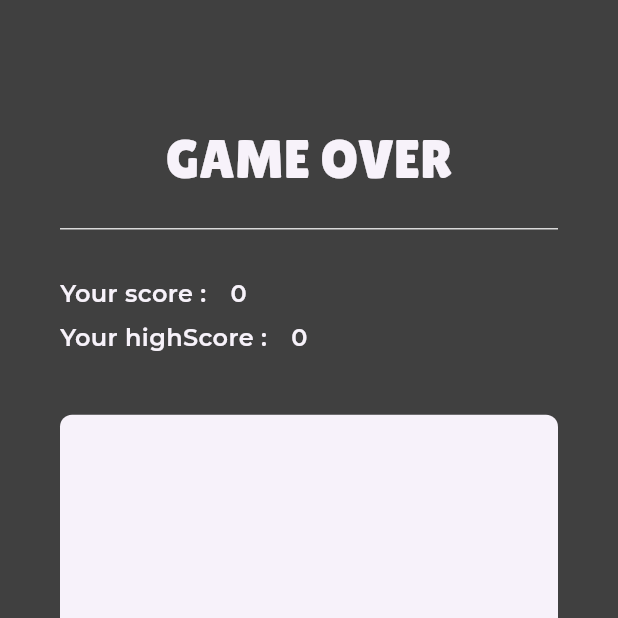
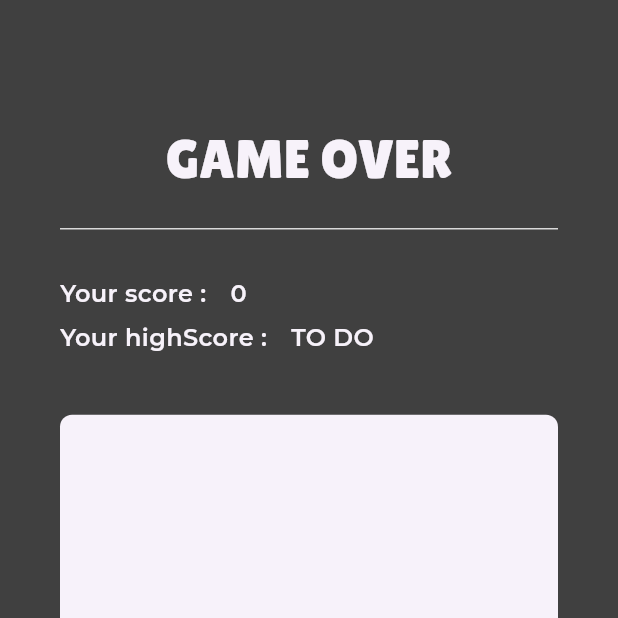
Before and after one commit to ant0nit0/BinSwap, a Flutter app: the EndGameScreen screen opened directly with empty values, on a phone screen of 412 x 824 dp, the top half of it. Run offline on Flutter 3.47's test engine with Material 3 defaults, Android fonts, the phone set to English and light mode, and no system bars; our stand-ins replace flutter_hooks, flutter_riverpod, flutter_svg, flutter_translate, hooks_riverpod, riverpod_annotation; missing offline and left inert: flame; generated files the repository leaves out were written again.

Commit message:
🧑‍💻 Refactor and improve code

```diff
--- a/lib/game/kgame.dart
+++ b/lib/game/kgame.dart
@@ -190,12 +190,6 @@ class KGame extends FlameGame
   @override
   void update(double dt) {
     super.update(dt);
-    // // Check if the game is playing
-    // if (isPlaying) {
-    //   // Update the time
-    //   _updateTime(dt);
-    // }
-
     // Update the time
     timeNotifier.value += dt;
     // Set only 2 decimals and put a 0 before if the number is < 10
--- a/lib/game/overlays/end_game_screen.dart
+++ b/lib/game/overlays/end_game_screen.dart
@@ -3,7 +3,9 @@ import 'dart:ui';
 import 'package:flutter/material.dart';
 import 'package:flutter_translate/flutter_translate.dart';
 import 'package:recycling_master/game/kgame.dart';
-import 'package:recycling_master/game/overlays/end_game_buttons.dart';
+import 'package:recycling_master/game/widgets/blurred_scaffold.dart';
+import 'package:recycling_master/game/widgets/end_game_buttons.dart';
+import 'package:recycling_master/game/widgets/game_leaderboard.dart';
 import 'package:recycling_master/utils/colors.dart';
 import 'package:recycling_master/utils/theme.dart';
 
@@ -24,75 +26,34 @@ class EndGameScreen extends StatelessWidget {
       fontWeight: FontWeight.w600,
       color: neutralLight,
     );
-    return Scaffold(
-      backgroundColor: Colors.transparent,
-      body: BackdropFilter(
-        filter: ImageFilter.blur(sigmaX: 2.5, sigmaY: 2.5),
-        child: Container(
-          decoration: BoxDecoration(
-            color: Colors.black.withOpacity(.75),
-          ),
-          width: double.infinity,
-          padding: const EdgeInsets.all(kDefaultLargePadding),
+    return BlurredScaffold(
+      title: translate('endGame.title'),
       child: Column(
         mainAxisAlignment: MainAxisAlignment.center,
         children: [
-              Text(
-                translate('endGame.title'),
-                style: Theme.of(context).textTheme.headlineLarge?.copyWith(
-                      color: neutralLight,
-                      fontSize: 36.0,
-                      fontFamily: 'LilitaOne',
+          _texts(translate('endGame.score'), '$score', textSyle),
+          const SizedBox(height: kDefaultTinyPadding),
+          _texts(translate('endGame.highScore'), 'TO DO', textSyle),
+          const GameLeaderboard(),
+          const EndGameButtons(),
+        ],
       ),
-              ),
-              const SizedBox(height: kDefaultSmallPadding),
-              const Divider(
-                color: grayBorderColor,
-                thickness: 1.0,
-              ),
-              const SizedBox(height: kDefaultPadding),
-              Row(
+    );
+  }
+
+  Widget _texts(String text1, String text2, TextStyle ts) {
+    return Row(
       children: [
         Text(
-                    translate('endGame.score'),
-                    style: textSyle,
+          text1,
+          style: ts,
         ),
         const SizedBox(width: kDefaultSmallPadding),
         Text(
-                    '$score',
-                    style: textSyle,
+          text2,
+          style: ts,
         ),
       ],
-              ),
-              const SizedBox(height: kDefaultTinyPadding),
-              Row(
-                children: [
-                  Text(
-                    translate('endGame.highScore'),
-                    style: textSyle,
-                  ),
-                  const SizedBox(width: kDefaultSmallPadding),
-                  const Text(
-                    '0',
-                    style: textSyle,
-                  ),
-                ],
-              ),
-              const SizedBox(height: kDefaultLargePadding),
-              Container(
-                decoration: BoxDecoration(
-                  color: neutralLight,
-                  borderRadius: BorderRadius.circular(8.0),
-                ),
-                height: 260.0,
-                width: double.infinity,
-              ),
-              const SizedBox(height: kDefaultLargePadding),
-              const EndGameButtons(),
-            ],
-          ),
-        ),
-      ),
     );
   }
 }
--- a/lib/game/overlays/settings_game_dialog.dart
+++ b/lib/game/overlays/settings_game_dialog.dart
@@ -1,27 +1,16 @@
-import 'dart:ui';
-
 import 'package:flutter/material.dart';
-import 'package:recycling_master/utils/theme.dart';
+import 'package:flutter_translate/flutter_translate.dart';
+import 'package:recycling_master/game/widgets/blurred_scaffold.dart';
 
 class SettingsGameOverlay extends StatelessWidget {
   const SettingsGameOverlay({super.key});
 
   @override
   Widget build(BuildContext context) {
-    return Scaffold(
-      backgroundColor: Colors.transparent,
-      body: BackdropFilter(
-        filter: ImageFilter.blur(sigmaX: 2.5, sigmaY: 2.5),
-        child: Container(
-          decoration: BoxDecoration(
-            color: Colors.black.withOpacity(.75),
-          ),
-          width: double.infinity,
-          padding: const EdgeInsets.all(kDefaultLargePadding),
-          child: const Column(
-            mainAxisAlignment: MainAxisAlignment.center,
-          ),
-        ),
+    return BlurredScaffold(
+      title: translate('game.settings.title'),
+      child: const Column(
+        mainAxisAlignment: MainAxisAlignment.center,
       ),
     );
   }
--- /dev/null
+++ b/lib/game/widgets/blurred_scaffold.dart
@@ -0,0 +1,63 @@
+import 'dart:ui';
+
+import 'package:flutter/material.dart';
+import 'package:recycling_master/utils/colors.dart';
+import 'package:recycling_master/utils/theme.dart';
+
+class BlurredScaffold extends StatelessWidget {
+  final Widget? child;
+  final double bgOpacity;
+  final double sigma;
+  final EdgeInsets? padding;
+  final String? title;
+  const BlurredScaffold({
+    this.child,
+    this.padding = const EdgeInsets.symmetric(
+      horizontal: kDefaultLargePadding,
+      vertical: kDefaultSmallPadding,
+    ),
+    this.bgOpacity = .75,
+    this.sigma = 2.5,
+    this.title,
+    super.key,
+  });
+
+  @override
+  Widget build(BuildContext context) {
+    return Scaffold(
+      backgroundColor: Colors.transparent,
+      body: BackdropFilter(
+        filter: ImageFilter.blur(sigmaX: sigma, sigmaY: sigma),
+        child: Container(
+          decoration: BoxDecoration(
+            color: Colors.black.withOpacity(bgOpacity),
+          ),
+          width: double.infinity,
+          padding: padding,
+          child: Column(
+            mainAxisAlignment: MainAxisAlignment.center,
+            children: [
+              if (title != null) ...[
+                Text(
+                  title!,
+                  style: Theme.of(context).textTheme.headlineLarge?.copyWith(
+                        color: neutralLight,
+                        fontSize: 36.0,
+                        fontFamily: 'LilitaOne',
+                      ),
+                ),
+                const SizedBox(height: kDefaultSmallPadding),
+                const Divider(
+                  color: grayBorderColor,
+                  thickness: 1.0,
+                ),
+                const SizedBox(height: kDefaultPadding),
+              ],
+              if (child != null) child!,
+            ],
+          ),
+        ),
+      ),
+    );
+  }
+}
--- /dev/null
+++ b/lib/game/widgets/game_leaderboard.dart
@@ -0,0 +1,20 @@
+import 'package:flutter/material.dart';
+import 'package:recycling_master/utils/colors.dart';
+import 'package:recycling_master/utils/theme.dart';
+
+class GameLeaderboard extends StatelessWidget {
+  const GameLeaderboard({super.key});
+
+  @override
+  Widget build(BuildContext context) {
+    return Container(
+      margin: const EdgeInsets.symmetric(vertical: kDefaultLargePadding),
+      decoration: BoxDecoration(
+        color: neutralLight,
+        borderRadius: BorderRadius.circular(8.0),
+      ),
+      height: 260.0,
+      width: double.infinity,
+    );
+  }
+}
--- a/lib/game/overlays/game_top_icons.dart
+++ b/lib/game/widgets/game_top_icons.dart
@@ -21,7 +21,7 @@ class GameTopIcons extends StatelessWidget {
             icon: const KSVG('gear'),
             onPressed: () {
               game.pauseEngine();
-              game.overlays.add(GameScreen.endGameDialogKey);
+              game.overlays.add(GameScreen.settingsDialogKey);
             },
           ),
           const SizedBox(
@@ -44,7 +44,7 @@ class GameTopIcons extends StatelessWidget {
             ),
             onPressed: () {
               game.pauseEngine();
-              game.overlays.add(GameScreen.topIconsKey);
+              game.overlays.add(GameScreen.infosMainKey);
             },
           ),
         ],
--- a/lib/ui/screens/game_screen.dart
+++ b/lib/ui/screens/game_screen.dart
@@ -1,8 +1,9 @@
 import 'package:flame/game.dart';
 import 'package:flutter/material.dart';
 import 'package:hooks_riverpod/hooks_riverpod.dart';
-import 'package:recycling_master/game/overlays/pause_button.dart';
-import 'package:recycling_master/game/overlays/game_top_icons.dart';
+import 'package:recycling_master/game/widgets/pause_button.dart';
+import 'package:recycling_master/game/widgets/game_top_icons.dart';
+import 'package:recycling_master/game/overlays/settings_game_dialog.dart';
 import 'package:recycling_master/providers/game_state_notifier.dart';
 import 'package:recycling_master/game/overlays/end_game_screen.dart';
 import 'package:recycling_master/game/kgame.dart';
@@ -41,7 +42,7 @@ class GameScreen extends HookConsumerWidget {
                   );
                 },
                 settingsDialogKey: (BuildContext context, KGame game) {
-                  return Container();
+                  return const SettingsGameOverlay();
                 },
                 infosMainKey: (BuildContext context, KGame game) {
                   return Container();
```
Also changed, not shown: lib/game/widgets/end_game_buttons.dart (renamed from lib/game/overlays/end_game_buttons.dart), lib/game/widgets/pause_button.dart (renamed from lib/game/overlays/pause_button.dart). Lines whose indentation alone changed are shown as unchanged.
